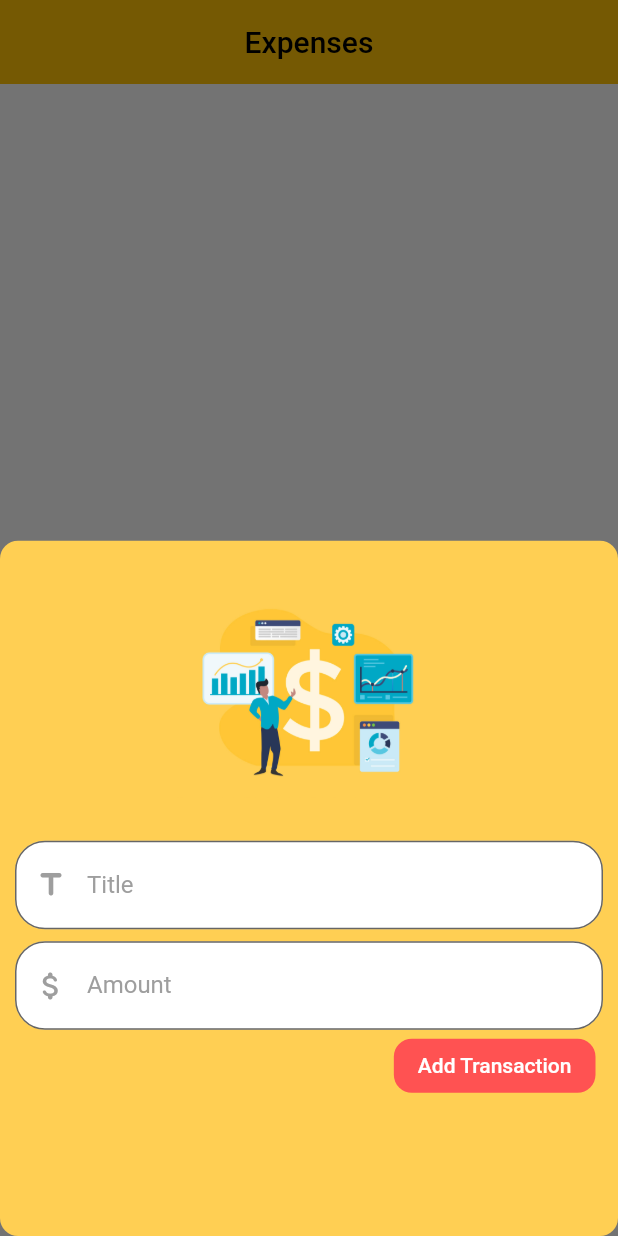
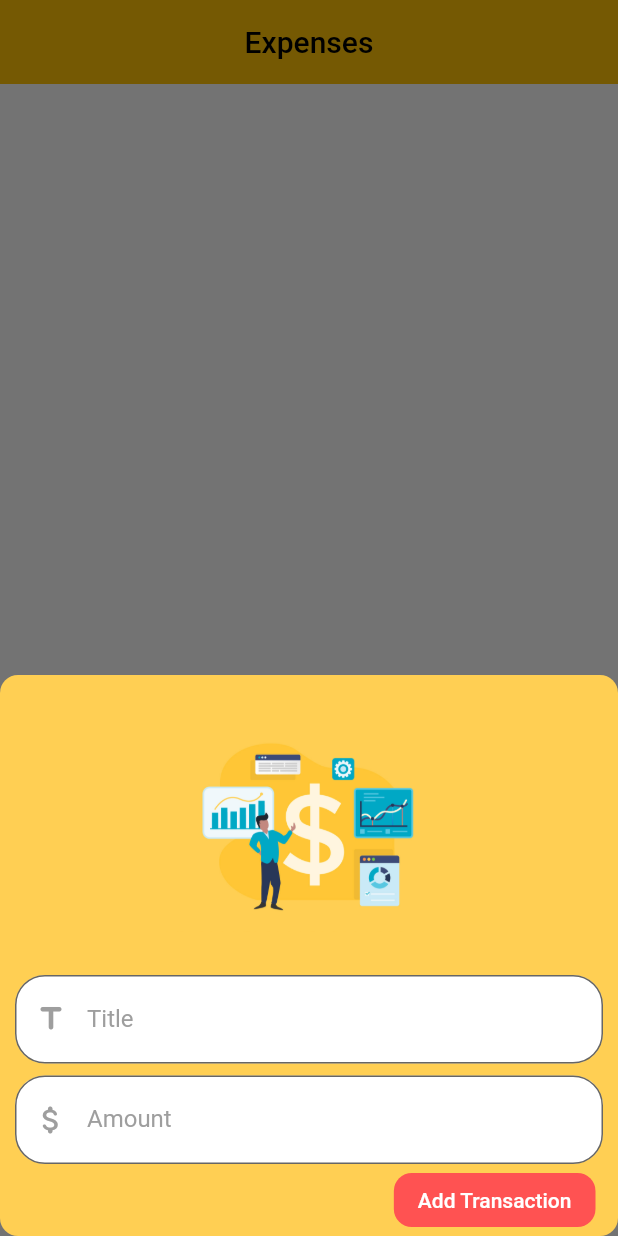
Before and after one commit to Mashi-91/personalexpenses, a Flutter app: the screen it shows after launch, after a tap on the "add" icon, on a phone screen of 412 x 824 dp. Run offline on Flutter 3.47's test engine with Material 2 defaults, Android fonts, the phone set to English and light mode, and no system bars.

Commit message:
Update_Code

```diff
--- a/lib/Pages/EnterText.dart
+++ b/lib/Pages/EnterText.dart
@@ -9,7 +9,9 @@ class TextEnter extends StatelessWidget {
 
   @override
   Widget build(BuildContext context) {
-    return Column(crossAxisAlignment: CrossAxisAlignment.end,
+    return Column(
+      mainAxisSize: MainAxisSize.min,
+        crossAxisAlignment: CrossAxisAlignment.end,
         children: [
           Center(
             child: Container(
@@ -20,6 +22,7 @@ class TextEnter extends StatelessWidget {
       Padding(
         padding: const EdgeInsets.symmetric(horizontal: 10.0),
         child: TextField(
+          onChanged: (val) => _tileController.text,
           controller: _tileController,
           decoration: const InputDecoration(
             prefixIcon: Icon(Icons.title_rounded, color: Colors.grey,),
@@ -38,6 +41,7 @@ class TextEnter extends StatelessWidget {
       Padding(
         padding: const EdgeInsets.symmetric(horizontal: 10.0),
         child: TextField(
+              onChanged: (val) => _amountController.text,
           controller: _amountController,
           keyboardType: TextInputType.number,
           decoration: const InputDecoration(
--- a/lib/main.dart
+++ b/lib/main.dart
@@ -9,6 +9,7 @@ void main() {
 
 class MyApp extends StatelessWidget {
   const MyApp({super.key});
+
   // This widget is the root of your application.
   @override
   Widget build(BuildContext context) {
@@ -26,8 +27,8 @@ class MyApp extends StatelessWidget {
 class MyHomePage extends StatefulWidget {
   @override
   State<MyHomePage> createState() => _MyHomePageState();
+}
 
-}
 class _MyHomePageState extends State<MyHomePage> {
   List<Transaction> tx = [
     // Transaction(DateTime.now().toString(), 'New', 299.9, DateTime.now())
@@ -41,14 +42,21 @@ class _MyHomePageState extends State<MyHomePage> {
       tx.add(newTx);
     });
   }
+
   // BottomSheet
   void bottomSheet() {
     showModalBottomSheet(
-      shape: RoundedRectangleBorder(borderRadius: BorderRadius.circular(12)),
-      backgroundColor: Color(0xFFFFCF53),
-        context: context, builder: (_) {
-      return TextEnter(addTransaction);
-    });
+        isScrollControlled: true,
+        shape: RoundedRectangleBorder(borderRadius: BorderRadius.circular(12)),
+        backgroundColor: Color(0xFFFFCF53),
+        context: context,
+        builder: (_) {
+          return Padding(
+            padding: EdgeInsets.only(
+                bottom: MediaQuery.of(context).viewInsets.bottom),
+            child: TextEnter(addTransaction),
+          );
+        });
   }
 
   @override
```
